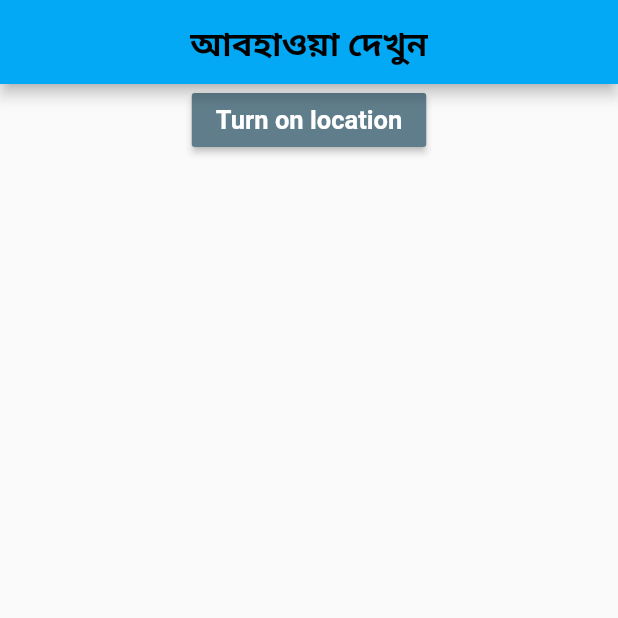
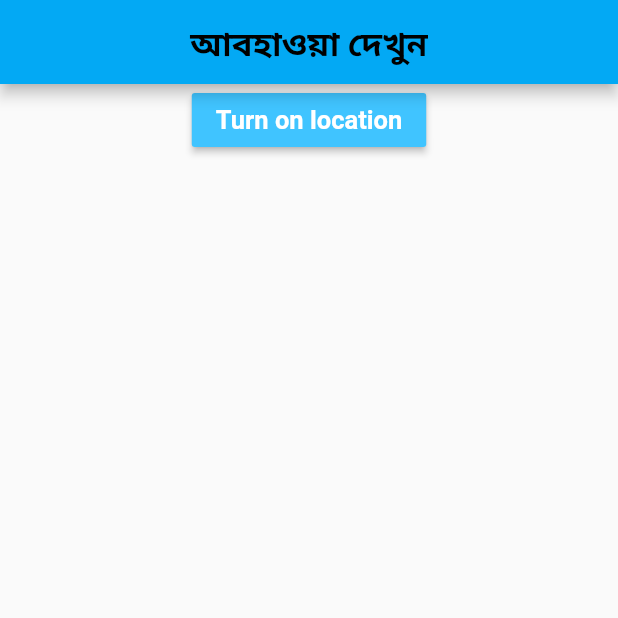
Before and after one commit to Khalid511/abohaoya, a Flutter app: the screen it shows after launch, on a phone screen of 412 x 824 dp, the top half of it. Run offline on Flutter 3.47's test engine with Material 2 defaults, Android fonts, the phone set to English and light mode, and no system bars.

Commit message:
change the color of the button

```diff
--- a/lib/pages/home.dart
+++ b/lib/pages/home.dart
@@ -24,7 +24,7 @@ class _HomeState extends State<Home> {
                 children: [
                   MaterialButton(onPressed: (){
                   },
-                    color: Colors.blueGrey,
+                    color: Colors.lightBlueAccent,
                     child: Text('Turn on location', style: TextStyle(
                       color: Colors.white,
                       fontSize: 17.0,
```
